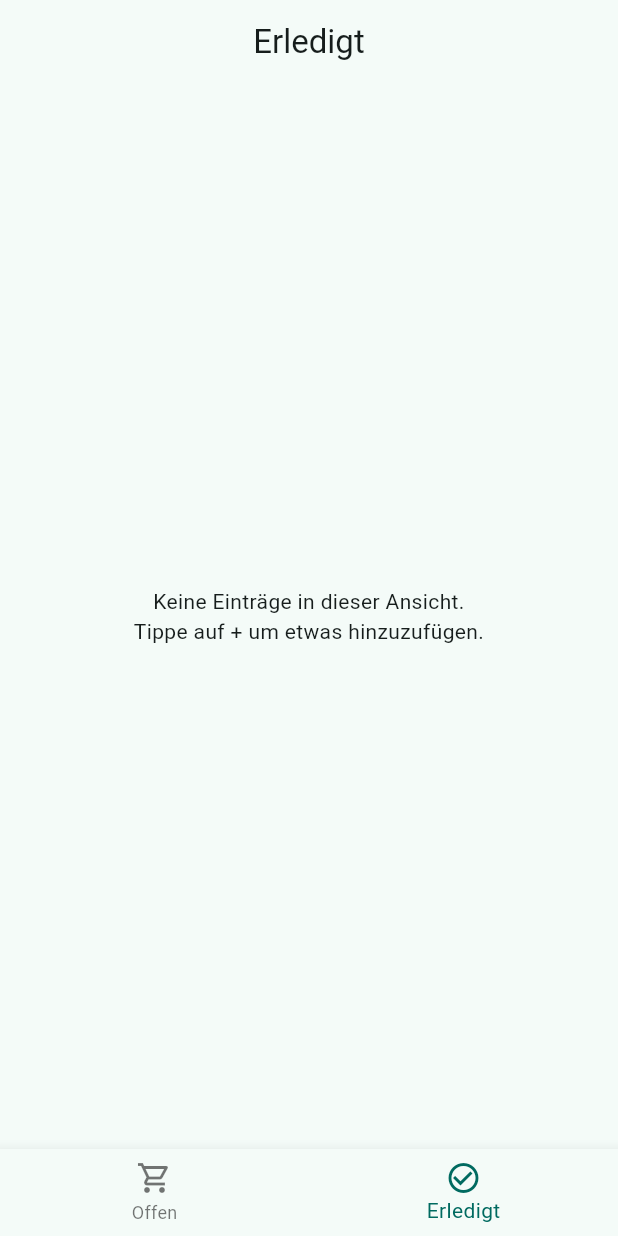
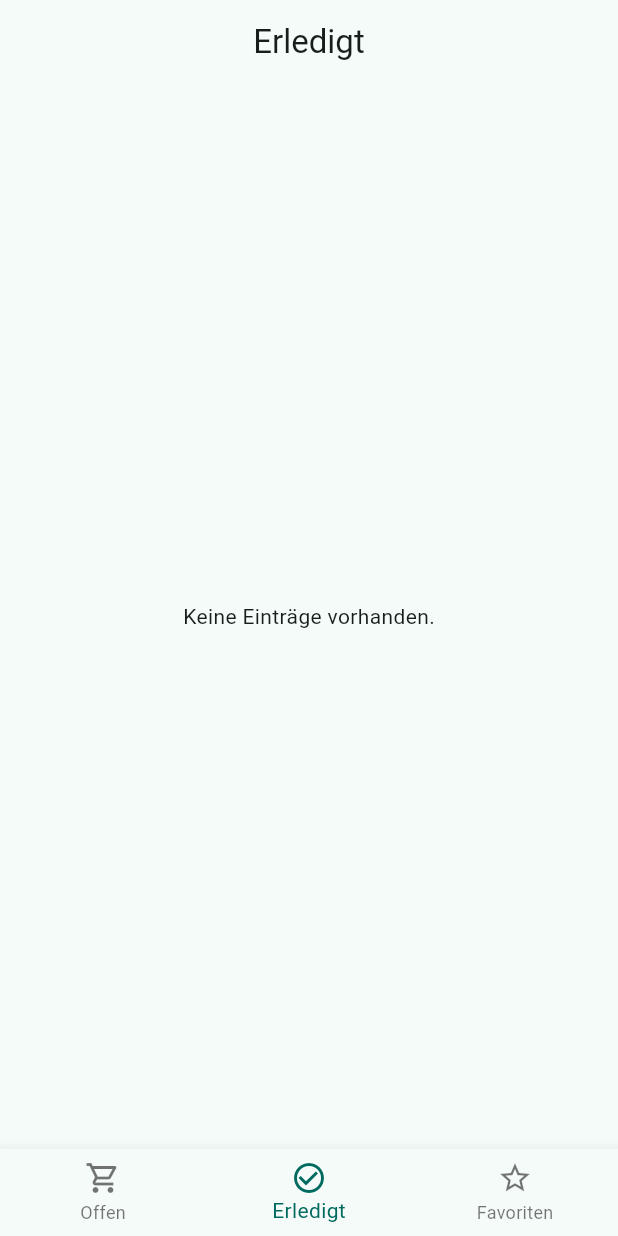
Before and after one commit to mel15g/shopping_list_app, a Flutter app: the screen it shows after launch, item 2 of the bottom bar chosen, on a phone screen of 412 x 824 dp. Run offline on Flutter 3.47's test engine with Material 3 defaults, Android fonts, the phone set to English and light mode, and no system bars.

Commit message:
Favoritenfunktion ergänzt: Favoriten-Tab, Markierung und Übernahme in Einkaufsliste

```diff
--- a/lib/models/list_entry.dart
+++ b/lib/models/list_entry.dart
@@ -1,26 +1,34 @@
+import 'package:flutter/foundation.dart';
+
+@immutable
 class ListEntry {
   final String id;
   final String title;
   final int quantity;
   final bool isDone;
+  final bool isFavorite;
 
   const ListEntry({
     required this.id,
     required this.title,
     required this.quantity,
     this.isDone = false,
+    this.isFavorite = false,
   });
 
   ListEntry copyWith({
+    String? id,
     String? title,
     int? quantity,
     bool? isDone,
+    bool? isFavorite,
   }) {
     return ListEntry(
-      id: id,
+      id: id ?? this.id,
       title: title ?? this.title,
       quantity: quantity ?? this.quantity,
       isDone: isDone ?? this.isDone,
+      isFavorite: isFavorite ?? this.isFavorite,
     );
   }
 }
--- a/lib/screens/home_screen.dart
+++ b/lib/screens/home_screen.dart
@@ -1,7 +1,7 @@
 import 'package:flutter/material.dart';
 import '../models/list_entry.dart';
+import 'add_item_screen.dart';
 import 'list_screen.dart';
-import 'add_item_screen.dart';
 
 class HomeScreen extends StatefulWidget {
   const HomeScreen({super.key});
@@ -26,9 +26,25 @@ class _HomeScreenState extends State<HomeScreen> {
     });
   }
 
+  void _toggleFavorite(String id) {
+    setState(() {
+      final idx = _entries.indexWhere((e) => e.id == id);
+      _entries[idx] =
+          _entries[idx].copyWith(isFavorite: !_entries[idx].isFavorite);
+    });
+  }
+
   void _removeEntry(String id) {
     setState(() {
       _entries.removeWhere((e) => e.id == id);
+    });
+  }
+
+  void _moveToOpen(String id) {
+    setState(() {
+      final idx = _entries.indexWhere((e) => e.id == id);
+      _entries[idx] = _entries[idx].copyWith(isDone: false);
+      _index = 0; // optional: springt direkt auf "Offen"
     });
   }
 
@@ -54,33 +70,37 @@ class _HomeScreenState extends State<HomeScreen> {
   Widget build(BuildContext context) {
     final openItems = _entries.where((e) => !e.isDone).toList();
     final doneItems = _entries.where((e) => e.isDone).toList();
+    final favoriteItems = _entries.where((e) => e.isFavorite).toList();
 
-    final title = _index == 0 ? 'Offen' : 'Erledigt';
-    final shownItems = _index == 0 ? openItems : doneItems;
+    final title = switch (_index) {
+      0 => 'Offen',
+      1 => 'Erledigt',
+      _ => 'Favoriten',
+    };
+
+    final shownItems = switch (_index) {
+      0 => openItems,
+      1 => doneItems,
+      _ => favoriteItems,
+    };
 
     return Scaffold(
-      backgroundColor: Theme.of(context).colorScheme.surface,
-
-      appBar: AppBar(
-        title: Text(title),
-        centerTitle: true,
-      ),
-
+      appBar: AppBar(title: Text(title)),
       body: ListScreen(
         entries: shownItems,
         onToggleDone: _toggleDone,
         onRemove: _removeEntry,
+        onToggleFavorite: _toggleFavorite,
+        showMoveToOpen: _index == 2, // nur im Favoriten-Tab
+        onMoveToOpen: _index == 2 ? _moveToOpen : null,
       ),
-
       floatingActionButton: _index == 0
           ? FloatingActionButton(
               onPressed: _openAddItem,
               child: const Icon(Icons.add),
             )
           : null,
-
       bottomNavigationBar: BottomNavigationBar(
-        type: BottomNavigationBarType.fixed,
         currentIndex: _index,
         onTap: (i) => setState(() => _index = i),
         items: const [
@@ -92,6 +112,10 @@ class _HomeScreenState extends State<HomeScreen> {
             icon: Icon(Icons.check_circle_outline),
             label: 'Erledigt',
           ),
+          BottomNavigationBarItem(
+            icon: Icon(Icons.star_outline),
+            label: 'Favoriten',
+          ),
         ],
       ),
     );
--- a/lib/screens/list_screen.dart
+++ b/lib/screens/list_screen.dart
@@ -5,93 +5,68 @@ class ListScreen extends StatelessWidget {
   final List<ListEntry> entries;
   final void Function(String id) onToggleDone;
   final void Function(String id) onRemove;
+  final void Function(String id) onToggleFavorite;
+
+  /// optional: wenn gesetzt, wird statt "Löschen" ein anderes Icon/Action gezeigt
+  final bool showMoveToOpen;
+  final void Function(String id)? onMoveToOpen;
 
   const ListScreen({
     super.key,
     required this.entries,
     required this.onToggleDone,
     required this.onRemove,
+    required this.onToggleFavorite,
+    this.showMoveToOpen = false,
+    this.onMoveToOpen,
   });
 
   @override
   Widget build(BuildContext context) {
     if (entries.isEmpty) {
-      return const Center(
-        child: Padding(
-          padding: EdgeInsets.all(24),
-          child: Text(
-            'Keine Einträge in dieser Ansicht.\nTippe auf + um etwas hinzuzufügen.',
-            textAlign: TextAlign.center,
-          ),
-        ),
-      );
+      return const Center(child: Text('Keine Einträge vorhanden.'));
     }
 
-    return ListView.builder(
-      padding: const EdgeInsets.only(top: 12, bottom: 90),
+    return ListView.separated(
       itemCount: entries.length,
+      separatorBuilder: (_, __) => const Divider(height: 1),
       itemBuilder: (context, i) {
         final e = entries[i];
 
-        return Padding(
-          padding: const EdgeInsets.symmetric(horizontal: 12, vertical: 6),
-          child: Material(
-            borderRadius: BorderRadius.circular(16),
-            elevation: 1,
-            child: InkWell(
-              borderRadius: BorderRadius.circular(16),
-              onTap: () => onToggleDone(e.id), // Tippen toggelt auch
-              child: Padding(
-                padding: const EdgeInsets.all(12),
-                child: Row(
-                  children: [
-                    Checkbox(
+        return ListTile(
+          leading: Checkbox(
             value: e.isDone,
             onChanged: (_) => onToggleDone(e.id),
           ),
-                    const SizedBox(width: 6),
-
-                    Expanded(
-                      child: Column(
-                        crossAxisAlignment: CrossAxisAlignment.start,
-                        children: [
-                          Text(
-                            e.title,
+          title: Text(
+            '${e.title} (${e.quantity}x)',
             style: TextStyle(
-                              fontSize: 16,
-                              fontWeight: FontWeight.w700,
-                              decoration:
-                                  e.isDone ? TextDecoration.lineThrough : null,
+              decoration: e.isDone ? TextDecoration.lineThrough : null,
             ),
           ),
-                          const SizedBox(height: 6),
-                          Wrap(
-                            spacing: 8,
-                            runSpacing: 6,
+          trailing: Row(
+            mainAxisSize: MainAxisSize.min,
             children: [
-                              Chip(
-                                label: Text('Menge: ${e.quantity}'),
-                                visualDensity: VisualDensity.compact,
-                              ),
-                              Chip(
-                                label: Text(e.isDone ? 'Erledigt' : 'Offen'),
-                                visualDensity: VisualDensity.compact,
-                              ),
-                            ],
-                          ),
-                        ],
+              IconButton(
+                tooltip: e.isFavorite ? 'Aus Favoriten entfernen' : 'Zu Favoriten',
+                onPressed: () => onToggleFavorite(e.id),
+                icon: Icon(
+                  e.isFavorite ? Icons.star : Icons.star_border,
                 ),
               ),
-
+              if (showMoveToOpen)
+                IconButton(
+                  tooltip: 'In Einkaufsliste (Offen)',
+                  onPressed: onMoveToOpen == null ? null : () => onMoveToOpen!(e.id),
+                  icon: const Icon(Icons.shopping_cart_outlined),
+                )
+              else
                 IconButton(
                   tooltip: 'Löschen',
                   onPressed: () => onRemove(e.id),
-                      icon: const Icon(Icons.delete_outline),
+                  icon: const Icon(Icons.delete),
                 ),
             ],
-                ),
-              ),
-            ),
           ),
         );
       },
```
Lines whose indentation alone changed are shown as unchanged.
